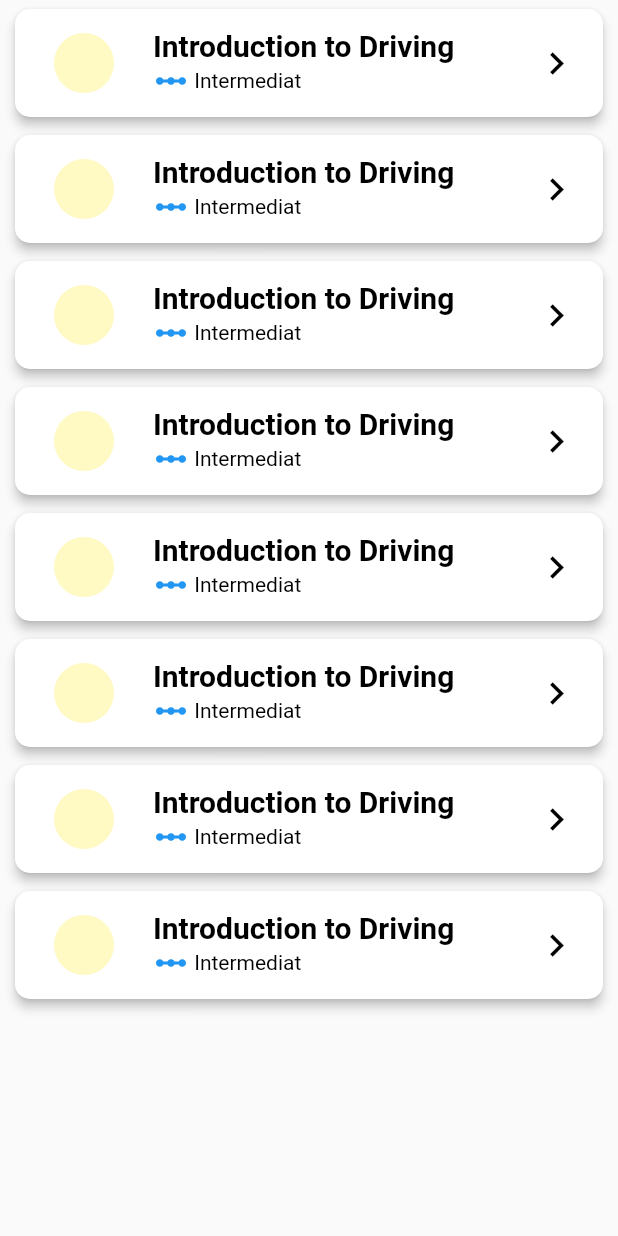
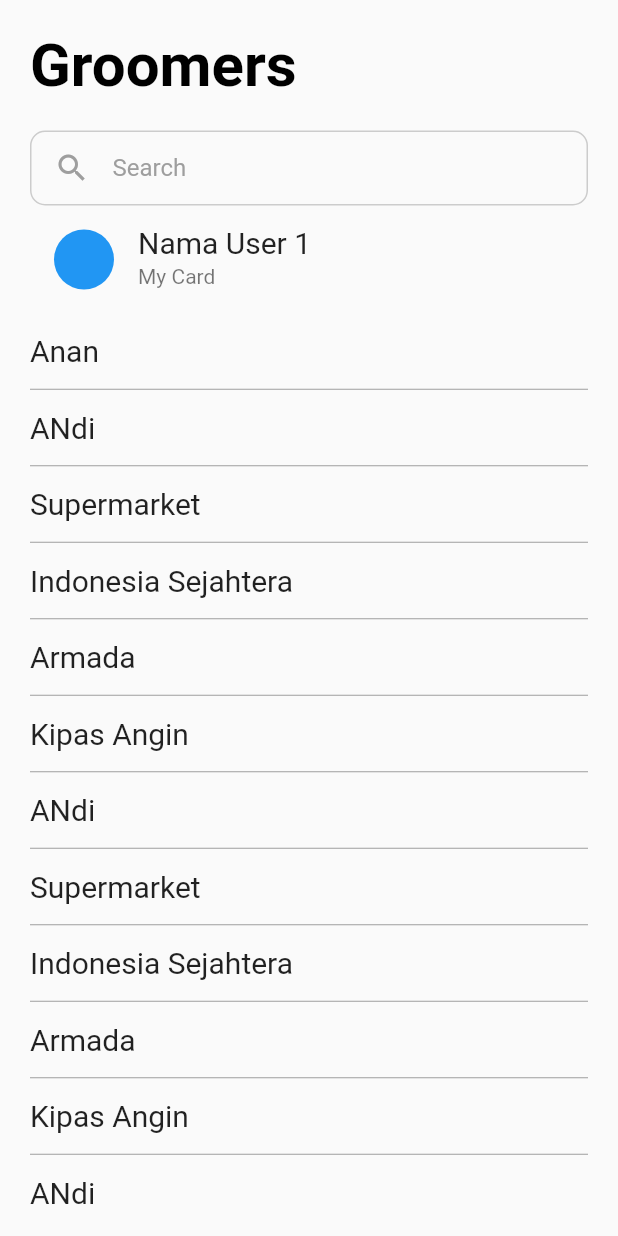
Before and after one commit to kopianan/ILoveIruka, a Flutter app: the GroomerList screen opened by its route, on a phone screen of 412 x 824 dp. Run offline on Flutter 3.47's test engine with Material 2 defaults, Android fonts, the phone set to English and light mode, and no system bars; our stand-ins replace carousel_pro, font_awesome_flutter, percent_indicator, qr_flutter; missing offline and left inert: grouped_listview, polygon_clipper.

Commit message:
no message

```diff
--- a/lib/main.dart
+++ b/lib/main.dart
@@ -20,9 +20,9 @@ class MyApp extends StatelessWidget {
       title: 'I Love Iruka',
       theme: ThemeData(
 
-        primarySwatch: Colors.yellow,
-        primaryColor: Colors.orange,
-        accentColor: Colors.white,
+        // primarySwatch: Colors.yellow,
+        // primaryColor: Color(0xd45500),
+        // accentColor:Color(0x558dc5),
         iconTheme: IconThemeData(color: Colors.orange,),
         errorColor: Colors.red,
 
--- a/lib/routes/route.dart
+++ b/lib/routes/route.dart
@@ -1,6 +1,7 @@
 import 'package:flutter/material.dart';
 import 'package:i_love_iruka/dashboard/dashboard_page.dart';
 import 'package:i_love_iruka/screens/groomer/groomer_list.dart';
+import 'package:i_love_iruka/screens/groomer_detail/groomer_detail.dart';
 import 'package:i_love_iruka/screens/login/login_page.dart';
 import 'package:i_love_iruka/screens/profile/profile_page.dart';
 import 'package:i_love_iruka/screens/register/register_page.dart';
@@ -30,6 +31,8 @@ class RouteGenerator {
       return MaterialPageRoute(builder: (_) => ProfilePage());
       case '/groomer_list':
       return MaterialPageRoute(builder: (_) => GroomerList());
+      case '/groomer_detail':
+      return MaterialPageRoute(builder: (_) => GroomerDetail());
 
       // if (args is String) {
       //   return MaterialPageRoute(
--- a/lib/screens/groomer/groomer_list.dart
+++ b/lib/screens/groomer/groomer_list.dart
@@ -1,4 +1,5 @@
 import 'package:flutter/material.dart';
+import 'package:grouped_listview/grouped_listview.dart';
 
 class GroomerList extends StatefulWidget {
   GroomerList({Key key}) : super(key: key);
@@ -8,60 +9,117 @@ class GroomerList extends StatefulWidget {
 }
 
 class _GroomerListState extends State<GroomerList> {
+  List<String> listGroomer = [
+    "Anan",
+    "ANdi",
+    "Supermarket",
+    "Indonesia Sejahtera",
+    "Armada",
+    "Kipas Angin",
+    "ANdi",
+    "Supermarket",
+    "Indonesia Sejahtera",
+    "Armada",
+    "Kipas Angin",
+    "ANdi",
+    "Supermarket",
+    "Indonesia Sejahtera",
+    "Armada",
+    "Kipas Angin"
+  ];
   @override
   Widget build(BuildContext context) {
     return Scaffold(
-          body: SingleChildScrollView(
+        body: SafeArea(
+      child: Padding(
+        padding: EdgeInsets.symmetric(horizontal: 20, vertical: 20),
+        child: CustomScrollView(
+          slivers: <Widget>[
+            SliverList(
+              delegate: SliverChildListDelegate(
+                [
+                  Text(
+                    "Groomers",
+                    style: TextStyle(
+                        color: Colors.black,
+                        fontWeight: FontWeight.bold,
+                        fontSize: 40),
+                  ),
+                  SizedBox(
+                    height: 20,
+                  ),
+                  Container(
+                    height: 50,
+                    decoration: BoxDecoration(
+                      border: Border.all(
+                        color: Colors.grey.withOpacity(0.5),
+                        width: 1.0,
+                      ),
+                      borderRadius: BorderRadius.circular(10.0),
+                    ),
+                    child: Row(
+                      children: <Widget>[
+                        new Padding(
+                          padding: EdgeInsets.symmetric(
+                              vertical: 10.0, horizontal: 15.0),
+                          child: Icon(
+                            Icons.search,
+                            color: Colors.grey,
+                          ),
+                        ),
+                        new Expanded(
+                          child: TextFormField(
+                            keyboardType: TextInputType.emailAddress,
+                            decoration: InputDecoration(
+                              hintText: "Search",
+                              border: InputBorder.none,
+                              hintStyle: TextStyle(color: Colors.grey),
+                            ),
+                          ),
+                        ),
+                      ],
+                    ),
+                  ),
+                  ListTile(
+                    title: Text(
+                      "Nama User 1",
+                      style: TextStyle(fontSize: 20),
+                    ),
+                    leading: CircleAvatar(
+                      backgroundColor: Colors.blue,
+                    ),
+                    subtitle: Text("My Card"),
+                  ),
+                ],
+              ),
+            ),
+            SliverList(
+              delegate: SliverChildBuilderDelegate(
+                  (context, index) {
 
-                child :Container(
-                                child: Column(
-            children: <Widget>[
-              buildCard(),
-              buildCard(),
-              buildCard(),
-              buildCard(),
-              buildCard(),
-              buildCard(),
-              buildCard(),
-              buildCard(),
-            ],
-          ),
-
-                ),)
-    );
-  }
-
-  Widget buildCard() {
-    return Card(
-      color: Colors.white,
-      shape: RoundedRectangleBorder(borderRadius: BorderRadius.circular(10)),
-      elevation: 3.0,
-      margin: new EdgeInsets.symmetric(horizontal: 10.0, vertical: 6.0),
-      child: Container(
-        alignment: Alignment.center,
-        child: ListTile(
-            leading: Container(
-              padding: EdgeInsets.symmetric(horizontal: 10.0),
-              child: CircleAvatar(),
+                    return InkWell(
+                        onTap: () {
+                          Navigator.of(context).pushNamed("/groomer_detail");
+                        },
+                        child: Column(
+                          children: <Widget>[
+                            Container(
+                                height: 50,
+                                alignment: Alignment.centerLeft,
+                                child: Text(
+                                  listGroomer[index],
+                                  style: TextStyle(fontSize: 20),
+                                )),
+                                Divider(height: 1,color: Colors.grey,),
+                          ],
+                        ));
+                  },
+                  childCount: listGroomer.length,
+               ),
             ),
-            title: Text(
-              "Introduction to Driving",
-              style: TextStyle(
-                  color: Colors.black,
-                  fontWeight: FontWeight.bold,
-                  fontSize: 20),
-            ),
-            // subtitle: Text("Interadsfasdf asdfasdf asdf aaadsfasdfsdaf adfasdf asdfasdf adfasdfsdf adfaadfasd adsfasdf asdfasd sdf mediate", style: TextStyle(color: Colors.white)),
-            isThreeLine: false,
-            subtitle: Row(
-              children: <Widget>[
-                Icon(Icons.linear_scale, color: Colors.blue),
-                Text(" Intermediat", style: TextStyle(color: Colors.black)),
-              ],
-            ),
-            trailing: Icon(Icons.keyboard_arrow_right,
-                color: Colors.black, size: 30.0)),
+          ],
+        ),
       ),
-    );
+    ));
   }
 }
--- a/lib/screens/profile/profile_page.dart
+++ b/lib/screens/profile/profile_page.dart
@@ -85,7 +85,7 @@ class _ProfilePageState extends State<ProfilePage> {
     return Container(
       alignment: Alignment.center,
       height: 200,
-      color: Colors.green,
+      color: Colors.grey,
       child: Column(
         mainAxisSize: MainAxisSize.min,
         children: <Widget>[
--- a/pubspec.yaml
+++ b/pubspec.yaml
@@ -28,6 +28,7 @@ dependencies:
   qr_flutter: ^3.0.1
   font_awesome_flutter: ^8.5.0
   carousel_pro: ^1.0.0
+  grouped_listview: ^0.0.2
 
 dev_dependencies:
   flutter_test:
```
Also changed, not shown: lib/dashboard/pages/dashboard_page1.dart (+8 -6 lines), lib/screens/groomer_detail/groomer_detail.dart (added, +100 -0 lines), pubspec.lock.
